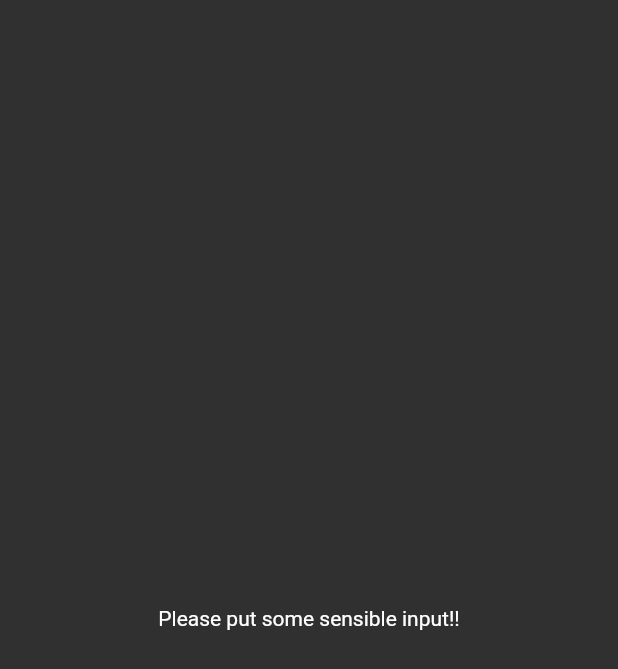
After one commit to Rishav0809/Trends-Rest-API, a Flutter app: the ForthPage screen opened directly, on a phone screen of 412 x 824 dp. The commit adds this screen. Shown: the top 669 px of the screen. Run offline on Flutter 3.47's test engine with Material 2 defaults, Android fonts, the phone set to English and light mode, and no system bars; our stand-ins replace flutter_spinkit.

Commit message:
Added the Fourth Page

```diff
--- /dev/null
+++ b/lib/fourth.dart
@@ -0,0 +1,12 @@
+import 'package:flutter/material.dart';
+
+class ForthPage extends StatelessWidget {
+  @override
+  Widget build(BuildContext context) {
+    return Scaffold(
+      body: Center(
+        child: Text("Please put some sensible input!!"),
+      ),
+    );
+  }
+}
```
Also changed, not shown: lib/second.dart (+7 -4 lines).
